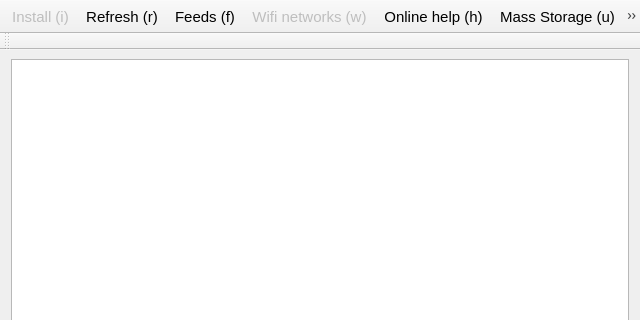
Qt form mainwindow.ui (toradex/qt-tezi) before a commit; both pictures show x 0 to 640 and y 0 to 320 of the 640 by 480 pixel window.
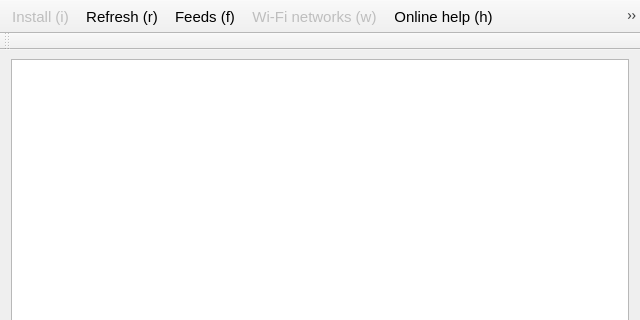
The same form after that commit. Icons and pictures are not drawn. Custom widgets are drawn as their Qt base class.

```diff
--- a/mainwindow.ui
+++ b/mainwindow.ui
@@ -536,7 +536,7 @@
      <normaloff>:/icons/network-wireless.png</normaloff>:/icons/network-wireless.png</iconset>
    </property>
    <property name="text">
-    <string>Wifi networks (w)</string>
+    <string>Wi-Fi networks (w)</string>
    </property>
    <property name="toolTip">
     <string>Select a wifi network to connect to</string>
```
Left out of the diff: 6 changed lines with no effect on the pictures.
